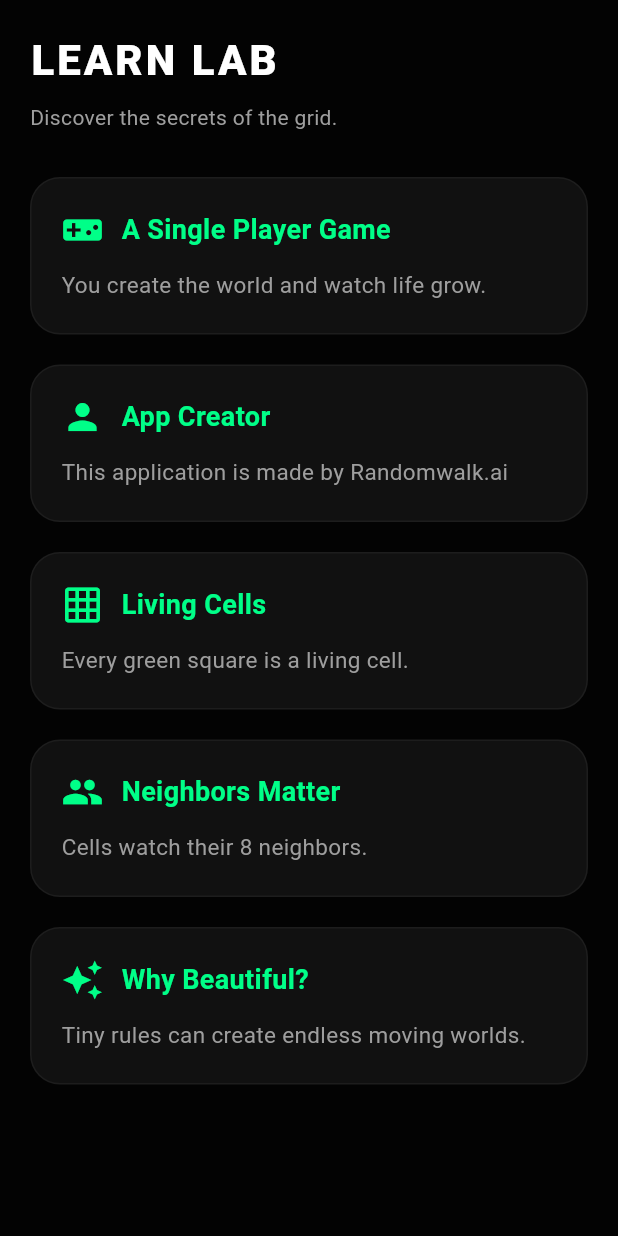
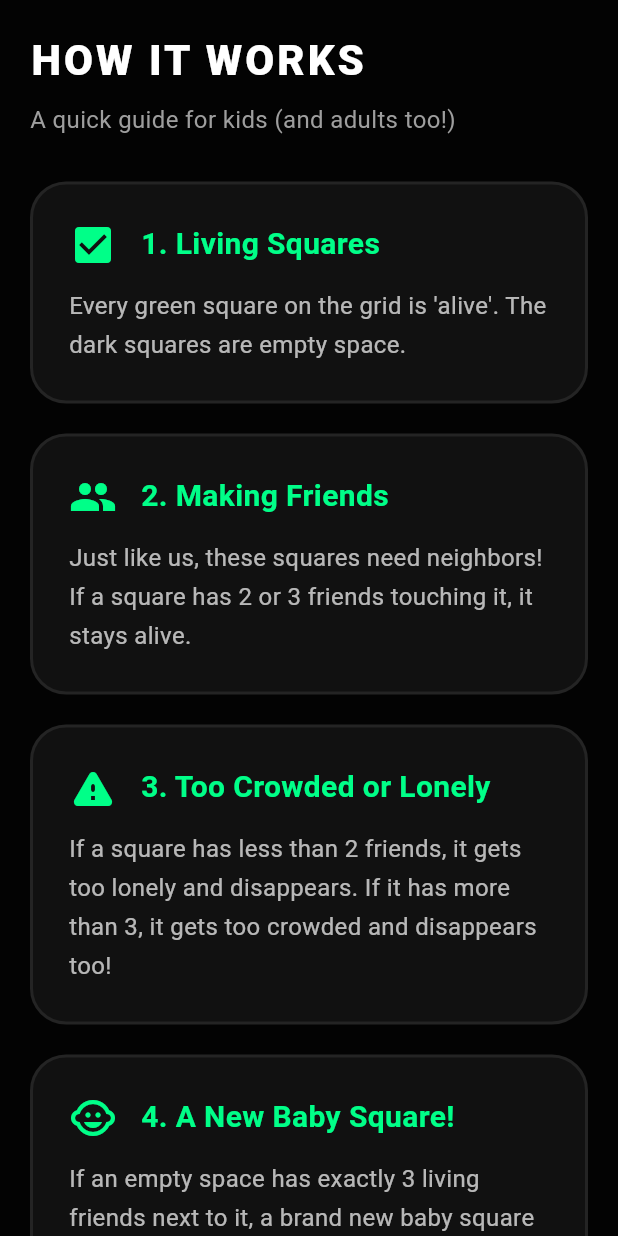
Before and after one commit to siddharthrw/CGL, a Flutter app: the LearnScreen widget shown alone on an empty page, opened directly, on a phone screen of 412 x 824 dp. Run offline on Flutter 3.47's test engine with Material 3 defaults, Android fonts, the phone set to English and light mode, and no system bars.

Commit message:
commit 3

```diff
--- a/lib/main.dart
+++ b/lib/main.dart
@@ -1147,7 +1147,7 @@ class LearnScreen extends StatelessWidget {
         padding: const EdgeInsets.all(20),
         children: [
           const Text(
-            "LEARN LAB",
+            "HOW IT WORKS",
             style: TextStyle(
               color: Colors.white,
               fontSize: 28,
@@ -1157,36 +1157,37 @@ class LearnScreen extends StatelessWidget {
           ),
           const SizedBox(height: 8),
           const Text(
-            "Discover the secrets of the grid.",
+            "A quick guide for kids (and adults too!)",
             style: TextStyle(
               color: Colors.grey,
+              fontSize: 16,
             ),
           ),
           const SizedBox(height: 30),
           learnCard(
-            "A Single Player Game",
-            "You create the world and watch life grow.",
-            Icons.videogame_asset,
+            "1. Living Squares",
+            "Every green square on the grid is 'alive'. The dark squares are empty space.",
+            Icons.check_box,
           ),
           learnCard(
-            "App Creator",
-            "This application is made by Randomwalk.ai",
-            Icons.person,
+            "2. Making Friends",
+            "Just like us, these squares need neighbors! If a square has 2 or 3 friends touching it, it stays alive.",
+            Icons.people,
           ),
           learnCard(
-            "Living Cells",
-            "Every green square is a living cell.",
-            Icons.grid_on,
+            "3. Too Crowded or Lonely",
+            "If a square has less than 2 friends, it gets too lonely and disappears. If it has more than 3, it gets too crowded and disappears too!",
+            Icons.warning_rounded,
           ),
           learnCard(
-            "Neighbors Matter",
-            "Cells watch their 8 neighbors.",
-            Icons.group,
+            "4. A New Baby Square!",
+            "If an empty space has exactly 3 living friends next to it, a brand new baby square is born right there!",
+            Icons.child_care,
           ),
           learnCard(
-            "Why Beautiful?",
-            "Tiny rules can create endless moving worlds.",
-            Icons.auto_awesome,
+            "5. You Are In Control",
+            "Go to the 'Play' tab, tap the grid to draw some living squares, and press 'Let's Go!' to watch them move and grow.",
+            Icons.videogame_asset,
           ),
         ],
       ),
@@ -1196,32 +1197,25 @@ class LearnScreen extends StatelessWidget {
   Widget learnCard(String title, String body, IconData icon) {
     return Container(
       margin: const EdgeInsets.only(bottom: 20),
-      padding: const EdgeInsets.all(20),
+      padding: const EdgeInsets.all(24),
       decoration: BoxDecoration(
         color: card,
-        borderRadius: BorderRadius.circular(20),
-        border: Border.all(color: Colors.white.withOpacity(0.05)),
-        boxShadow: [
-          BoxShadow(
-            color: Colors.black.withOpacity(0.2),
-            blurRadius: 10,
-            offset: const Offset(0, 4),
-          )
-        ],
+        borderRadius: BorderRadius.circular(24),
+        border: Border.all(color: Colors.white.withOpacity(0.08), width: 2),
       ),
       child: Column(
         crossAxisAlignment: CrossAxisAlignment.start,
         children: [
           Row(
             children: [
-              Icon(icon, color: green, size: 28),
-              const SizedBox(width: 12),
+              Icon(icon, color: green, size: 32),
+              const SizedBox(width: 16),
               Expanded(
                 child: Text(
                   title,
                   style: const TextStyle(
                     color: green,
-                    fontSize: 18,
+                    fontSize: 20,
                     fontWeight: FontWeight.bold,
                   ),
                 ),
@@ -1232,9 +1226,9 @@ class LearnScreen extends StatelessWidget {
           Text(
             body,
             style: const TextStyle(
-              color: Colors.grey,
-              height: 1.5,
-              fontSize: 15,
+              color: Colors.white70,
+              height: 1.6,
+              fontSize: 16,
             ),
           ),
         ],
```
